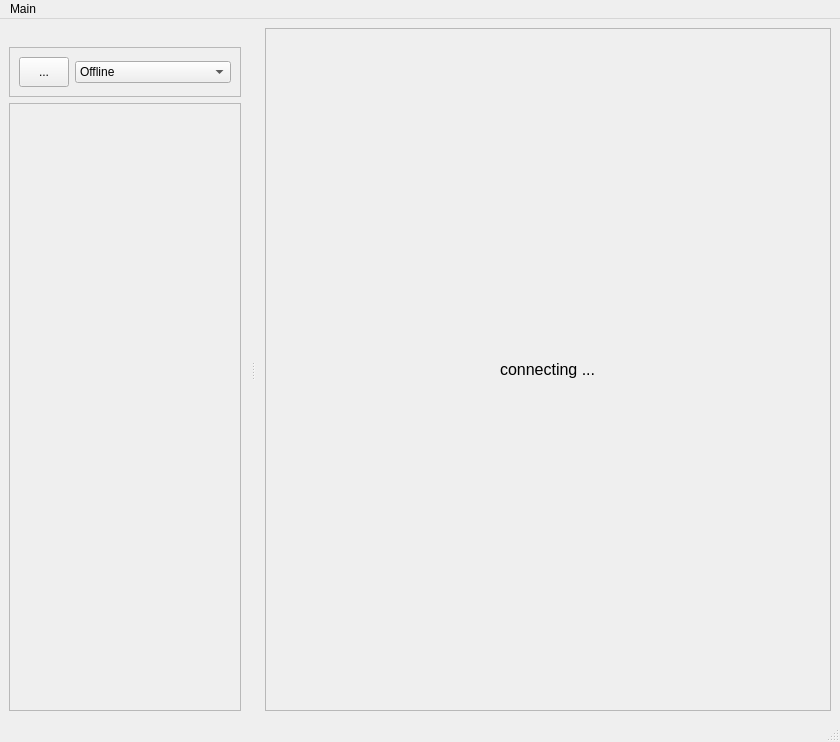
Old version of the form plugins/buddycloud/buddycloud_view.ui in the repository marosi/SocialDesktopClient.
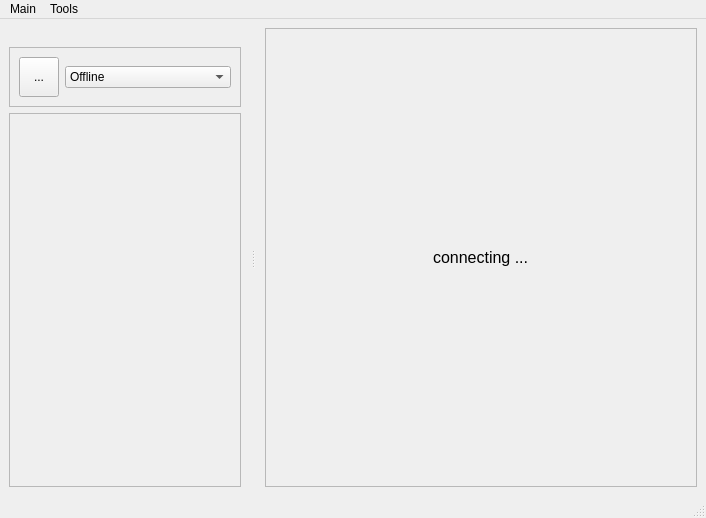
New version of the form.

Patch:
```diff
--- a/plugins/buddycloud/buddycloud_view.ui
+++ b/plugins/buddycloud/buddycloud_view.ui
@@ -6,8 +6,8 @@
    <rect>
     <x>0</x>
     <y>0</y>
-    <width>840</width>
-    <height>742</height>
+    <width>706</width>
+    <height>518</height>
    </rect>
   </property>
   <property name="sizePolicy">
@@ -73,7 +73,7 @@
     <rect>
      <x>0</x>
      <y>0</y>
-     <width>840</width>
+     <width>706</width>
      <height>21</height>
     </rect>
    </property>
@@ -82,14 +82,21 @@
      <string>Main</string>
     </property>
    </widget>
+   <widget class="QMenu" name="menuTools">
+    <property name="title">
+     <string>Tools</string>
+    </property>
+    <addaction name="actionXMPP_Commands"/>
+   </widget>
    <addaction name="menuMain"/>
+   <addaction name="menuTools"/>
   </widget>
   <widget class="QStatusBar" name="statusBar"/>
   <widget class="QDockWidget" name="dockWidget_3">
    <property name="minimumSize">
     <size>
      <width>250</width>
-     <height>94</height>
+     <height>106</height>
     </size>
    </property>
    <property name="features">
@@ -124,15 +131,15 @@
         <item>
          <widget class="QToolButton" name="avatar">
           <property name="sizePolicy">
-           <sizepolicy hsizetype="Fixed" vsizetype="Preferred">
+           <sizepolicy hsizetype="Fixed" vsizetype="Fixed">
             <horstretch>0</horstretch>
             <verstretch>0</verstretch>
            </sizepolicy>
           </property>
           <property name="minimumSize">
            <size>
-            <width>50</width>
-            <height>0</height>
+            <width>40</width>
+            <height>40</height>
            </size>
           </property>
           <property name="text">
```
Left out of the diff: 14 changed lines with no effect on the pictures.
